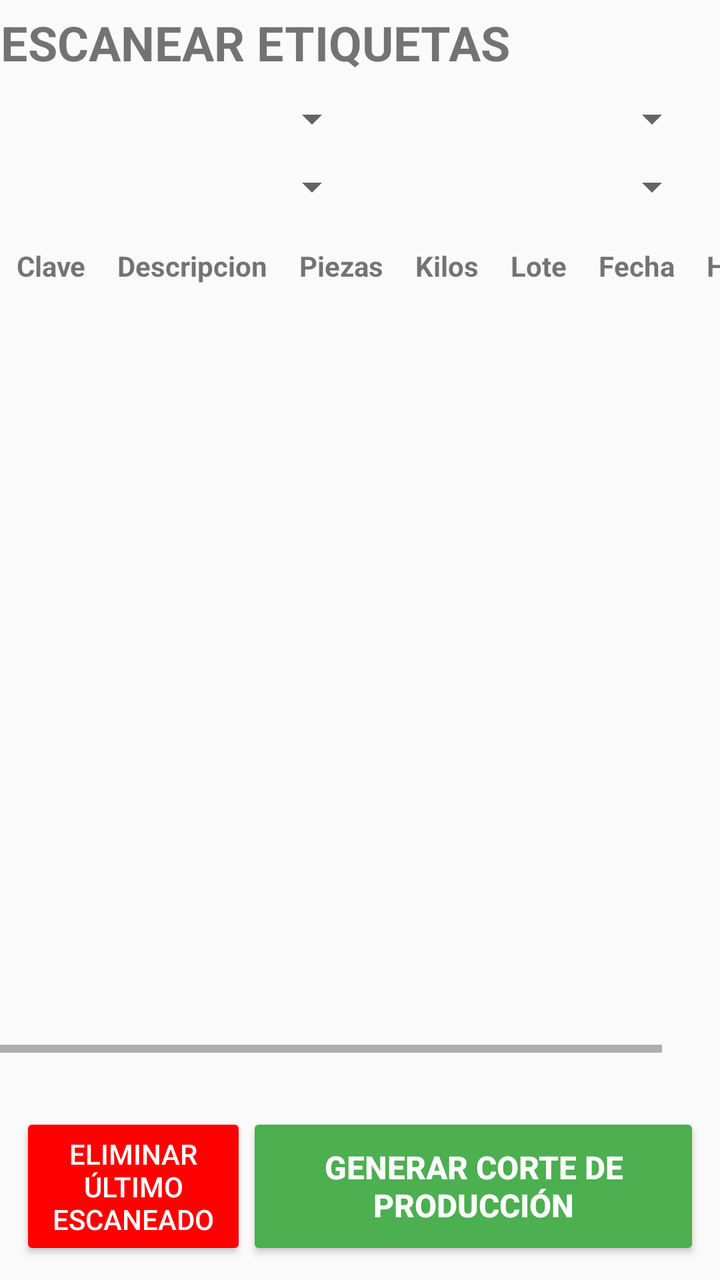
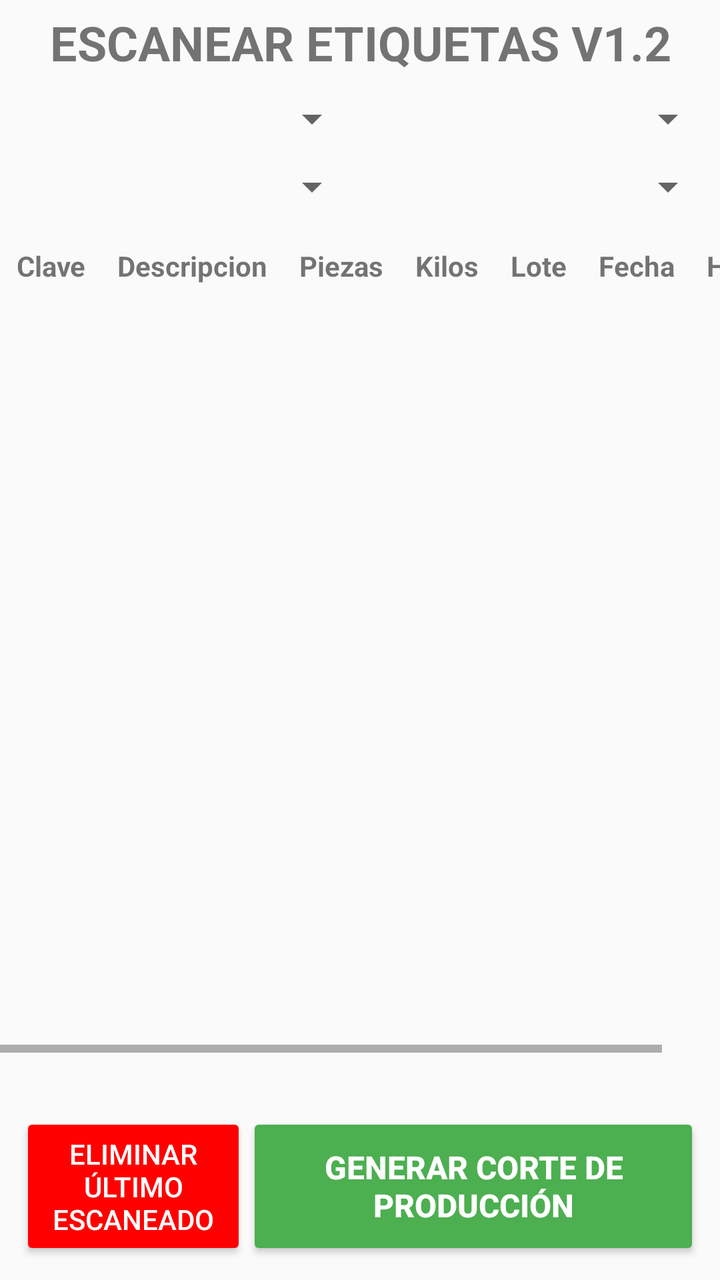

An Android layout rendered at two revisions. The XML below is the earlier revision; the diff shows what the commit changed to produce the second picture.
<!-- AndroidManifest.xml: application theme Theme.Etiquetas -->
<!-- res/layout/escanear_etiqueta_fragment.xml -->
<?xml version="1.0" encoding="utf-8"?>
<LinearLayout xmlns:android="http://schemas.android.com/apk/res/android"
    xmlns:tools="http://schemas.android.com/tools"
    android:layout_width="match_parent"
    android:layout_height="match_parent"
    android:layout_marginHorizontal="10dp"
    android:orientation="vertical">

    <TextView
        android:id="@+id/titulo"
        android:layout_width="wrap_content"
        android:layout_height="wrap_content"
        android:layout_marginTop="5sp"
        android:text="@string/titulo"
        android:textAlignment="center"
        android:textSize="24sp"
        android:textStyle="bold" />


    <LinearLayout
        android:layout_width="match_parent"
        android:layout_height="wrap_content"
        android:layout_marginHorizontal="10dp"
        android:layout_marginTop="10dp"
        android:orientation="horizontal">

        <Spinner
            android:id="@+id/spinnerZona"
            android:layout_width="0dp"
            android:layout_height="wrap_content"
            android:layout_weight="1" />

        <Spinner
            android:id="@+id/spinnerCamara"
            android:layout_width="0dp"
            android:layout_height="wrap_content"
            android:layout_weight="1" />

    </LinearLayout>

    <LinearLayout
        android:layout_width="match_parent"
        android:layout_height="wrap_content"
        android:layout_marginHorizontal="10dp"
        android:layout_marginTop="10dp"
        android:orientation="horizontal">

        <Spinner
            android:id="@+id/turnoSpinner"
            android:layout_width="0dp"
            android:layout_height="wrap_content"
            android:layout_weight="1" />

        <Spinner
            android:id="@+id/tipoEntrada"
            android:layout_width="0dp"
            android:layout_height="wrap_content"
            android:layout_weight="1" />
    </LinearLayout>

    <ScrollView
        android:layout_width="match_parent"
        android:layout_height="0dp"
        android:layout_marginTop="10dp"
        android:layout_marginBottom="20dp"
        android:layout_weight="1"
        android:fillViewport="true">

        <HorizontalScrollView
            android:layout_width="match_parent"
            android:layout_height="wrap_content"
            android:fillViewport="true"
            android:scrollbars="horizontal">

            <TableLayout
                android:id="@+id/tableLayout"
                android:layout_width="wrap_content"
                android:layout_height="wrap_content">

                <TableRow>

                    <TextView
                        android:layout_width="wrap_content"
                        android:layout_height="wrap_content"
                        android:layout_weight="1"
                        android:padding="8dp"
                        android:text="@string/clvProducto"
                        android:textAlignment="center"
                        android:textStyle="bold" />

                    <TextView
                        android:layout_width="wrap_content"
                        android:layout_height="wrap_content"
                        android:padding="8dp"
                        android:text="Descripcion"
                        android:textStyle="bold" />

                    <TextView
                        android:layout_width="wrap_content"
                        android:layout_height="wrap_content"
                        android:layout_weight="1"
                        android:padding="8dp"
                        android:text="@string/piezas"
                        android:textStyle="bold" />

                    <TextView
                        android:layout_width="wrap_content"
                        android:layout_height="wrap_content"
                        android:layout_weight="1"
                        android:padding="8dp"
                        android:text="@string/kilos"
                        android:textStyle="bold" />

                    <TextView
                        android:layout_width="wrap_content"
                        android:layout_height="wrap_content"
                        android:layout_weight="1"
                        android:padding="8dp"
                        android:text="@string/lote"
                        android:textStyle="bold" />

                    <TextView
                        android:layout_width="wrap_content"
                        android:layout_height="wrap_content"
                        android:layout_weight="1"
                        android:padding="8dp"
                        android:text="@string/fecha"
                        android:textStyle="bold" />

                    <TextView
                        android:layout_width="wrap_content"
                        android:layout_height="wrap_content"
                        android:layout_weight="1"
                        android:padding="8dp"
                        android:text="@string/hora"
                        android:textStyle="bold" />
                </TableRow>
            </TableLayout>
        </HorizontalScrollView>
    </ScrollView>

    <LinearLayout
        android:layout_width="match_parent"
        android:layout_height="wrap_content"
        android:layout_marginHorizontal="10dp"
        android:layout_marginTop="10dp"
        android:orientation="vertical">

        <LinearLayout
            android:layout_width="match_parent"
            android:layout_height="wrap_content"
            android:layout_marginBottom="10dp"
            android:orientation="horizontal">

            <Button
                android:id="@+id/btnCancelar"
                android:layout_width="0dp"
                android:layout_height="match_parent"
                android:layout_weight="1"
                android:backgroundTint="@color/red"
                android:focusable="false"
                android:focusableInTouchMode="false"
                android:text="@string/deleteLast"
                android:textColor="@color/white"
                android:textSize="14sp" />

            <Button
                android:id="@+id/generarReporte"
                android:layout_width="0dp"
                android:layout_height="match_parent"
                android:layout_weight="2"
                android:backgroundTint="@color/green"
                android:focusable="false"
                android:focusableInTouchMode="false"
                android:text="@string/generateReport"
                android:textColor="@color/white"
                android:textSize="16sp"
                android:textStyle="bold" />

        </LinearLayout>

    </LinearLayout>
</LinearLayout>
<!-- resources referenced by this layout -->
<resources>
  <color name="green">#4CAF50</color>
  <color name="red">#FF0000</color>
  <color name="white">#FFFFFFFF</color>
  <string name="clvProducto">Clave </string>
  <string name="deleteLast">Eliminar Último Escaneado</string>
  <string name="fecha">Fecha</string>
  <string name="generateReport">Generar Corte de Producción </string>
  <string name="hora">Hora</string>
  <string name="kilos">Kilos</string>
  <string name="lote">Lote</string>
  <string name="piezas">Piezas</string>
  <string name="titulo">ESCANEAR ETIQUETAS</string>
  <style name="Theme.Etiquetas" parent="Theme.AppCompat.Light.NoActionBar" />
</resources>

<!-- the commit's change to res/layout/escanear_etiqueta_fragment.xml (unified diff, before → after) -->
@@ -4,23 +4,25 @@
     android:layout_width="match_parent"
     android:layout_height="match_parent"
     android:layout_marginHorizontal="10dp"
-    android:orientation="vertical">
+    android:orientation="vertical"
+    android:fitsSystemWindows="true">
+
 
     <TextView
         android:id="@+id/titulo"
-        android:layout_width="wrap_content"
+        android:layout_width="match_parent"
         android:layout_height="wrap_content"
         android:layout_marginTop="5sp"
         android:text="@string/titulo"
         android:textAlignment="center"
         android:textSize="24sp"
-        android:textStyle="bold" />
-
+        android:textStyle="bold"
+        />
 
     <LinearLayout
         android:layout_width="match_parent"
         android:layout_height="wrap_content"
-        android:layout_marginHorizontal="10dp"
+        android:layout_marginHorizontal="2dp"
         android:layout_marginTop="10dp"
         android:orientation="horizontal">
 
@@ -41,7 +43,7 @@
     <LinearLayout
         android:layout_width="match_parent"
         android:layout_height="wrap_content"
-        android:layout_marginHorizontal="10dp"
+        android:layout_marginHorizontal="2dp"
         android:layout_marginTop="10dp"
         android:orientation="horizontal">
 
@@ -179,5 +181,25 @@
 
         </LinearLayout>
 
+
+
+
+
+
+
+
+
+
+
+
+
+
+
+
+
+
+
+
+
     </LinearLayout>
 </LinearLayout>
<!-- resource entries referenced after the edit -->
@@ -11,7 +11,7 @@
   <string name="kilos">Kilos</string>
   <string name="lote">Lote</string>
   <string name="piezas">Piezas</string>
-  <string name="titulo">ESCANEAR ETIQUETAS</string>
+  <string name="titulo">ESCANEAR ETIQUETAS V1.2</string>
   <style name="Theme.Etiquetas" parent="Theme.AppCompat.Light.NoActionBar" />
 </resources>
 
